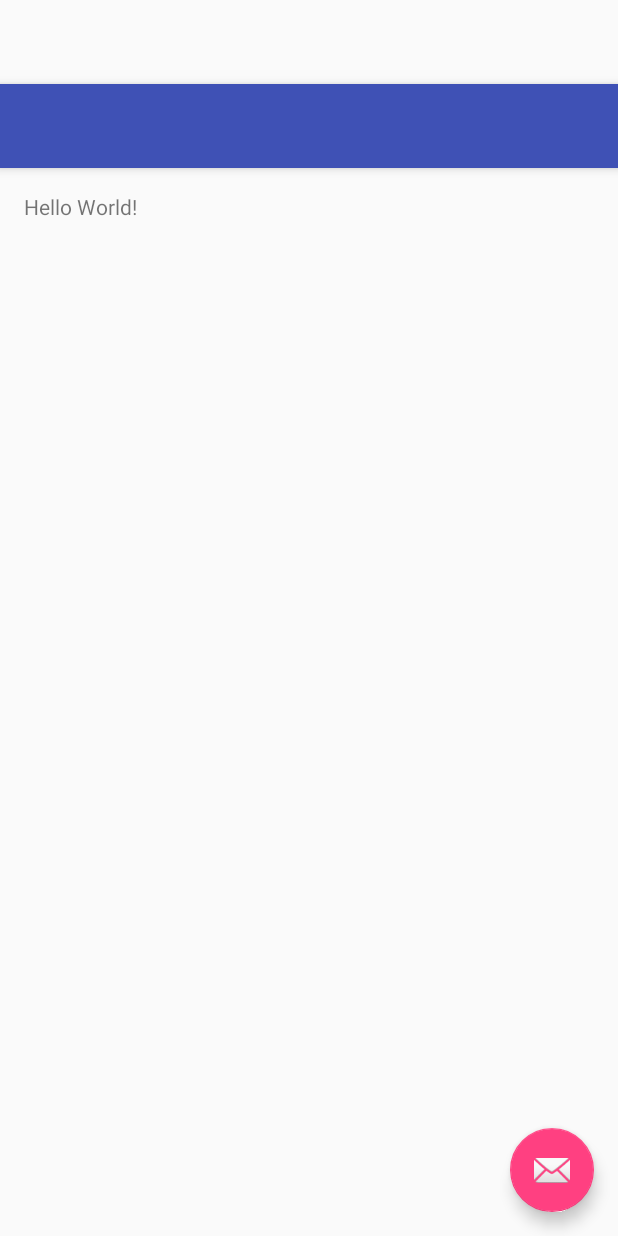
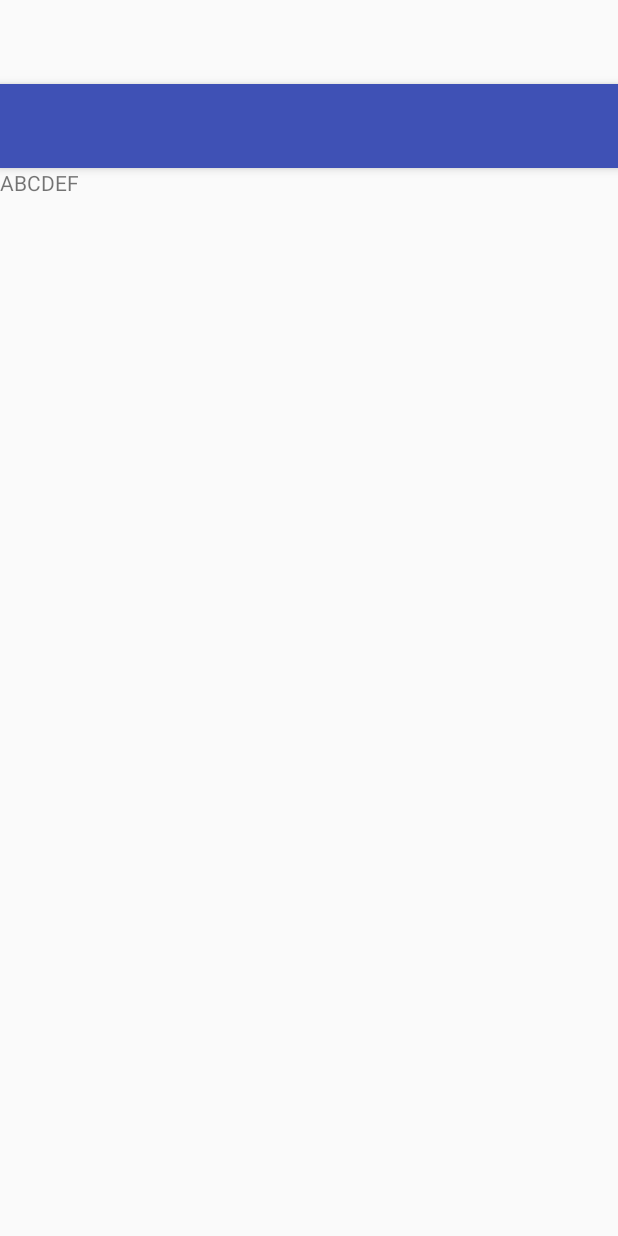
Before and after one commit to adanna17/5safe-android, an Android app: the layout activity_main.xml on its own in the app's theme, with its tools: preview values and no code run, on a phone screen of 412 x 824 dp. Run offline under Robolectric (Android 15) with nearby library versions, the phone set to English and light mode, and no system bars.

Commit message:
#5 백그라운드 서비스에서 실시간 경도, 위도 구하기 구현

```diff
--- a/app/src/main/AndroidManifest.xml
+++ b/app/src/main/AndroidManifest.xml
@@ -29,6 +29,12 @@
                 <action android:name="kr.co.mash_up.a5afe.ACTION_LOCATION"/>
             </intent-filter>
         </receiver>
+
+        <service
+            android:name=".LocationService"
+            android:enabled="true"
+            android:exported="false">
+        </service>
     </application>
 
 </manifest>
--- a/app/src/main/java/kr/co/mash_up/a5afe/LocationReceiver.java
+++ b/app/src/main/java/kr/co/mash_up/a5afe/LocationReceiver.java
@@ -6,6 +6,7 @@ import android.content.Intent;
 import android.location.Location;
 import android.location.LocationManager;
 import android.util.Log;
+import android.widget.Toast;
 
 /**
  * 앱 프로세스 실행 여부에 관계없이 받아야 한다.
@@ -46,7 +47,7 @@ public class LocationReceiver extends BroadcastReceiver {
         double longitude = loc.getLongitude();  //경도
 
         Log.d(TAG, this + " Got location from " + provider + " " + latitude + ", " + longitude);
-
+        Toast.makeText(context, provider + " " + latitude + ", " + longitude, Toast.LENGTH_SHORT).show();
         //Todo: 서버에 전송
     }
 
--- a/app/src/main/java/kr/co/mash_up/a5afe/MainActivityFragment.java
+++ /dev/null
@@ -1,22 +0,0 @@
-package kr.co.mash_up.a5afe;
-
-import android.support.v4.app.Fragment;
-import android.os.Bundle;
-import android.view.LayoutInflater;
-import android.view.View;
-import android.view.ViewGroup;
-
-/**
- * A placeholder fragment containing a simple view.
- */
-public class MainActivityFragment extends Fragment {
-
-    public MainActivityFragment() {
-    }
-
-    @Override
-    public View onCreateView(LayoutInflater inflater, ViewGroup container,
-                             Bundle savedInstanceState) {
-        return inflater.inflate(R.layout.fragment_main, container, false);
-    }
-}
--- a/app/src/main/res/layout/activity_main.xml
+++ b/app/src/main/res/layout/activity_main.xml
@@ -22,14 +22,16 @@
 
     </android.support.design.widget.AppBarLayout>
 
-    <include layout="@layout/content_main"/>
+    <LinearLayout
+        android:layout_width="match_parent"
+        android:layout_height="match_parent"
+        app:layout_behavior="@string/appbar_scrolling_view_behavior">
 
-    <android.support.design.widget.FloatingActionButton
-        android:id="@+id/fab"
-        android:layout_width="wrap_content"
-        android:layout_height="wrap_content"
-        android:layout_gravity="bottom|end"
-        android:layout_margin="@dimen/fab_margin"
-        android:src="@android:drawable/ic_dialog_email"/>
+        <TextView
+            android:layout_width="wrap_content"
+            android:layout_height="wrap_content"
+            android:text="ABCDEF"/>
+
+    </LinearLayout>
 
 </android.support.design.widget.CoordinatorLayout>
--- a/app/src/main/res/layout/fragment_main.xml
+++ /dev/null
@@ -1,17 +0,0 @@
-<RelativeLayout xmlns:android="http://schemas.android.com/apk/res/android"
-                xmlns:tools="http://schemas.android.com/tools"
-                android:layout_width="match_parent"
-                android:layout_height="match_parent"
-                android:paddingBottom="@dimen/activity_vertical_margin"
-                android:paddingLeft="@dimen/activity_horizontal_margin"
-                android:paddingRight="@dimen/activity_horizontal_margin"
-                android:paddingTop="@dimen/activity_vertical_margin"
-                tools:context="kr.co.mash_up.a5afe.MainActivityFragment"
-                tools:showIn="@layout/activity_main">
-
-    <TextView
-        android:layout_width="wrap_content"
-        android:layout_height="wrap_content"
-        android:text="Hello World!"/>
-
-</RelativeLayout>
```
Also changed, not shown: app/src/main/java/kr/co/mash_up/a5afe/LocationService.java (added, +43 -0 lines), app/src/main/java/kr/co/mash_up/a5afe/MainActivity.java (+46 -7 lines), app/src/main/java/kr/co/mash_up/a5afe/RunManager.java (+37 -13 lines), app/src/main/res/layout/content_main.xml (deleted, +0 -9 lines).
